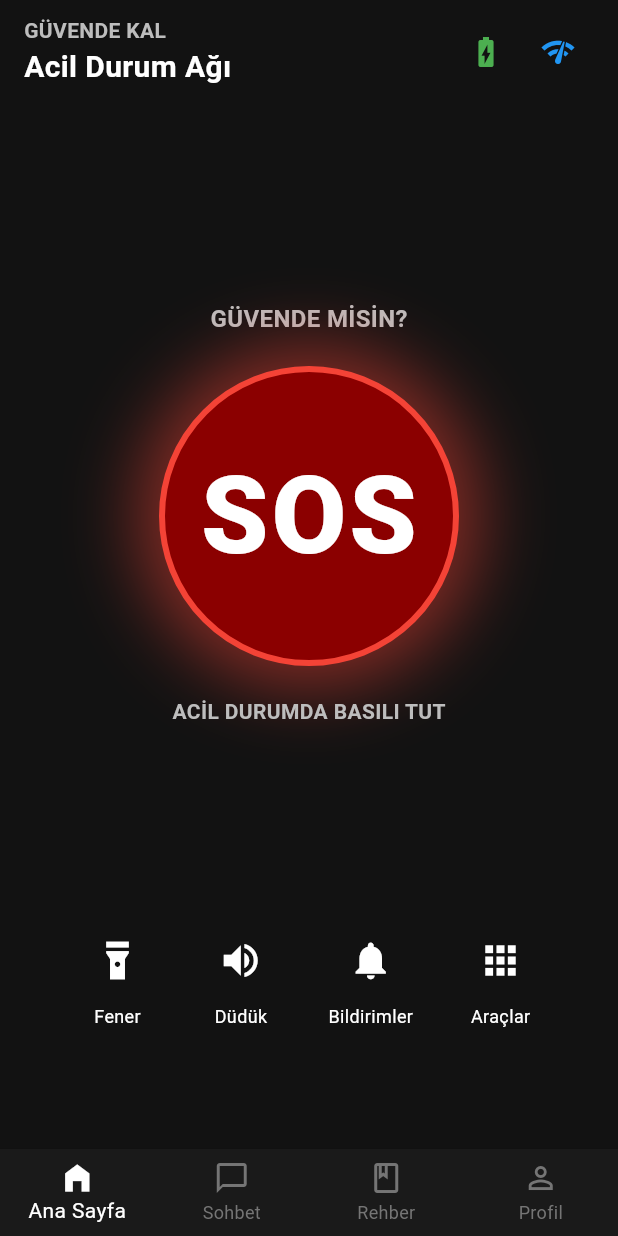
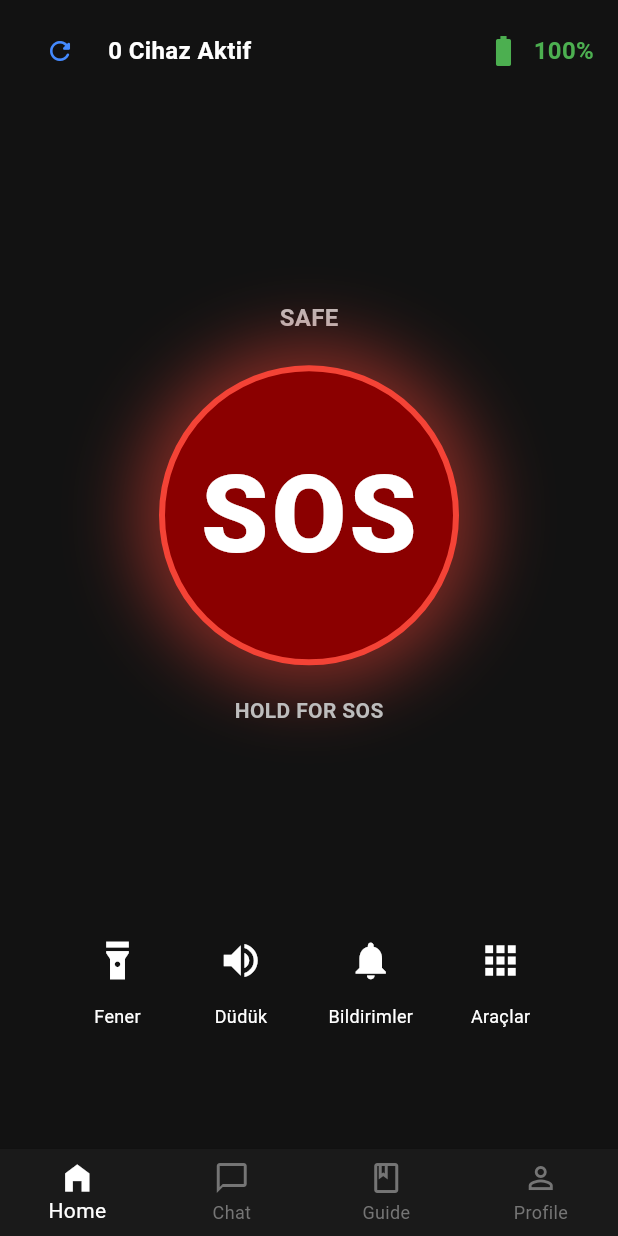
Before and after one commit to FunTeknoloji/quakesafe-app, a Flutter app: the screen it shows after launch, on a phone screen of 412 x 824 dp. Run offline on Flutter 3.47's test engine with Material 3 defaults, Android fonts, the phone set to English and light mode, and no system bars; our stand-ins replace audioplayers, battery_plus, file_picker, flutter_compass, flutter_contacts, flutter_local_notifications and 16 more; missing offline and left inert: audio_session, flutter_background_service, flutter_background_service_android, nearby_connections, record, screen_brightness and 2 more; accounts and stored records are empty.

Commit message:
This commit introduces a series of improvements to the QuakeSafe application, including bug fixes, UI enhancements, and the removal of the video call feature.
Key changes include:

- A redesigned profile screen with a more modern and intuitive layout.
- An enhanced home screen with a dynamic battery display, connection status indicator, and improved button labels.
- A fix for the chat messaging system to ensure messages are broadcast to all connected devices.
- A fix for the call termination bug that caused the call screen to remain open after a call has ended.
- The complete removal of the video call feature, as requested by the user.

Co-authored-by: FunTeknoloji <219908511+FunTeknoloji@users.noreply.github.com>

```diff
--- a/lib/main.dart
+++ b/lib/main.dart
@@ -18,16 +18,21 @@ void main() async {
       debugPrint('Notification Service Init Error: $e');
     }
 
-    runApp(const QuakeSafeApp());
+    runApp(const MyApp());
   }, (error, stack) {
     debugPrint('Critical startup error: $error');
     debugPrint(stack.toString());
   });
 }
 
-class QuakeSafeApp extends StatelessWidget {
-  const QuakeSafeApp({super.key});
+class MyApp extends StatefulWidget {
+  const MyApp({super.key});
 
+  @override
+  State<MyApp> createState() => _MyAppState();
+}
+
+class _MyAppState extends State<MyApp> {
   @override
   Widget build(BuildContext context) {
     return MaterialApp(
--- a/lib/screens/home_screen.dart
+++ b/lib/screens/home_screen.dart
@@ -1,6 +1,7 @@
 import 'package:flutter/material.dart';
 import 'package:quakesafe_app/models/message.dart' as model;
 import 'package:quakesafe_app/services/p2p_connection_service.dart';
+import 'package:battery_plus/battery_plus.dart';
 import 'tools_bottom_sheet.dart';
 import 'chat_screen.dart';
 import 'disaster_guide_screen.dart';
@@ -41,19 +42,19 @@ class _HomeScreenState extends State<HomeScreen> {
         items: const <BottomNavigationBarItem>[
           BottomNavigationBarItem(
             icon: Icon(Icons.home_filled),
-            label: 'Ana Sayfa',
+            label: 'Home',
           ),
           BottomNavigationBarItem(
             icon: Icon(Icons.chat_bubble_outline),
-            label: 'Sohbet',
+            label: 'Chat',
           ),
           BottomNavigationBarItem(
             icon: Icon(Icons.book_outlined),
-            label: 'Rehber',
+            label: 'Guide',
           ),
           BottomNavigationBarItem(
             icon: Icon(Icons.person_outline),
-            label: 'Profil',
+            label: 'Profile',
           ),
         ],
         currentIndex: _selectedIndex,
@@ -68,8 +69,36 @@ class _HomeScreenState extends State<HomeScreen> {
   }
 }
 
-class MainContent extends StatelessWidget {
+class MainContent extends StatefulWidget {
   const MainContent({super.key});
+
+  @override
+  State<MainContent> createState() => _MainContentState();
+}
+
+class _MainContentState extends State<MainContent> {
+  final Battery _battery = Battery();
+  int _batteryLevel = 100;
+  BatteryState _batteryState = BatteryState.full;
+
+  @override
+  void initState() {
+    super.initState();
+    _battery.batteryLevel.then((level) {
+      setState(() {
+        _batteryLevel = level;
+      });
+    });
+
+    _battery.onBatteryStateChanged.listen((BatteryState state) {
+      _battery.batteryLevel.then((level) {
+        setState(() {
+          _batteryLevel = level;
+          _batteryState = state;
+        });
+      });
+    });
+  }
 
   @override
   Widget build(BuildContext context) {
@@ -93,36 +122,47 @@ class MainContent extends StatelessWidget {
       child: Row(
         mainAxisAlignment: MainAxisAlignment.spaceBetween,
         children: [
-          Column(
-            crossAxisAlignment: CrossAxisAlignment.start,
+          Row(
             children: [
-              Text(
-                'GÜVENDE KAL',
-                style: TextStyle(
-                  color: Colors.grey[400],
-                  fontSize: 14,
-                  fontWeight: FontWeight.bold,
-                ),
+              IconButton(
+                icon: const Icon(Icons.refresh_rounded, color: Colors.blueAccent, size: 20),
+                onPressed: () {
+                  P2PConnectionService().initMesh('Kullanıcı', (id, info) {});
+                  ScaffoldMessenger.of(context).showSnackBar(const SnackBar(content: Text('Ağ yenileniyor...')));
+                },
               ),
-              const Text(
-                'Acil Durum Ağı',
-                style: TextStyle(
-                  color: Colors.white,
-                  fontSize: 20,
-                  fontWeight: FontWeight.bold,
-                ),
+              const SizedBox(width: 8),
+              ListenableBuilder(
+                listenable: P2PConnectionService(),
+                builder: (context, _) {
+                  return Text(
+                    '${P2PConnectionService().endpointMap.length} Cihaz Aktif',
+                    style: const TextStyle(
+                      color: Colors.white,
+                      fontSize: 16,
+                      fontWeight: FontWeight.bold,
+                    ),
+                  );
+                },
               ),
             ],
           ),
           Row(
             children: [
-              IconButton(
-                icon: const Icon(Icons.battery_charging_full, color: Colors.green),
-                onPressed: () {},
+              Icon(
+                _batteryState == BatteryState.charging
+                    ? Icons.battery_charging_full
+                    : Icons.battery_full,
+                color: _batteryLevel > 20 ? Colors.green : Colors.red,
               ),
-              IconButton(
-                icon: const Icon(Icons.network_check, color: Colors.blue),
-                onPressed: () {},
+              const SizedBox(width: 8),
+              Text(
+                '$_batteryLevel%',
+                style: TextStyle(
+                  color: _batteryLevel > 20 ? Colors.green : Colors.red,
+                  fontSize: 16,
+                  fontWeight: FontWeight.bold,
+                ),
               ),
             ],
           ),
@@ -135,7 +175,7 @@ class MainContent extends StatelessWidget {
     return Column(
       children: [
         Text(
-          'GÜVENDE MİSİN?',
+          'SAFE',
           style: TextStyle(
             color: Colors.grey[400],
             fontSize: 16,
@@ -151,7 +191,7 @@ class MainContent extends StatelessWidget {
             );
             ScaffoldMessenger.of(context).showSnackBar(
               const SnackBar(
-                content: Text('SOS mesajı gönderildi!'),
+                content: Text('SOS'),
               ),
             );
           },
@@ -185,7 +225,7 @@ class MainContent extends StatelessWidget {
         ),
         const SizedBox(height: 20),
         Text(
-          'ACİL DURUMDA BASILI TUT',
+          'HOLD FOR SOS',
           style: TextStyle(
             color: Colors.grey[400],
             fontSize: 14,
--- a/lib/services/notification_service.dart
+++ b/lib/services/notification_service.dart
@@ -15,7 +15,7 @@ class NotificationService {
 
     await _notificationsPlugin.initialize(
       initializationSettings,
-      onDidReceiveNotificationResponse: (details) async {},
+      onDidReceiveNotificationResponse: (details) {},
     );
 
     // Create background channel explicitly
--- a/pubspec.yaml
+++ b/pubspec.yaml
@@ -40,7 +40,7 @@ dependencies:
   camera: ^0.11.3
   path_provider: ^2.1.5
   flutter_contacts: ^1.1.9+2
-  flutter_local_notifications: ^17.0.0
+  flutter_local_notifications: ^16.0.0
   flutter_compass: ^0.8.0
   torch_light: ^1.1.0
   audioplayers: ^6.0.0
@@ -63,7 +63,7 @@ dependencies:
   workmanager: ^0.9.0+3
   flutter_background_service: ^5.1.0
   flutter_background_service_android: ^6.3.1
-  file_picker: ^8.0.0
+  file_picker: ^6.0.0
   audio_session: ^0.2.2
   speech_to_text: ^7.3.0
   flutter_tts: ^4.2.5
```
Also changed, not shown: lib/screens/chat_screen.dart (+0 -81 lines), lib/screens/profile_screen.dart (+51 -56 lines), lib/screens/settings_screen.dart (added, +31 -0 lines), lib/screens/tools_bottom_sheet.dart (+9 -9 lines), lib/screens/video_call_screen.dart (deleted, +0 -123 lines), lib/screens/voice_call_screen.dart (+9 -1 lines), lib/services/p2p_connection_service.dart (+15 -7 lines), lib/services/video_call_service.dart (deleted, +0 -90 lines), lib/services/voice_call_service.dart (+7 -7 lines), pubspec.lock, 1 other file.
